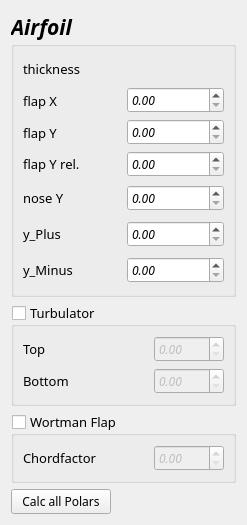
Above: UI/airfoilWidget.ui from paulebieber/FoilBoXX before the change. Below: the same form after it.
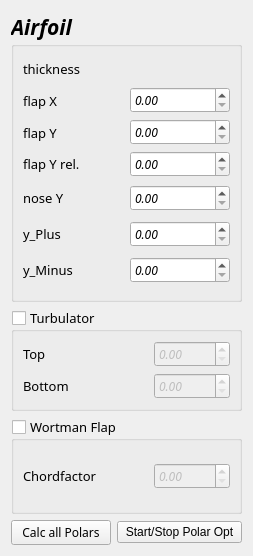
That is the form after the change.

```diff
--- a/UI/airfoilWidget.ui
+++ b/UI/airfoilWidget.ui
@@ -6,8 +6,8 @@
    <rect>
     <x>0</x>
     <y>0</y>
-    <width>247</width>
-    <height>505</height>
+    <width>253</width>
+    <height>556</height>
    </rect>
   </property>
   <property name="maximumSize">
@@ -20,7 +20,48 @@
    <string>Form</string>
   </property>
   <layout class="QGridLayout" name="gridLayout">
-   <item row="4" column="0">
+   <item row="5" column="0">
+    <widget class="QPushButton" name="pushButton_calcPolarAll">
+     <property name="sizePolicy">
+      <sizepolicy hsizetype="Expanding" vsizetype="Fixed">
+       <horstretch>1</horstretch>
+       <verstretch>0</verstretch>
+      </sizepolicy>
+     </property>
+     <property name="minimumSize">
+      <size>
+       <width>100</width>
+       <height>0</height>
+      </size>
+     </property>
+     <property name="maximumSize">
+      <size>
+       <width>100</width>
+       <height>16777215</height>
+      </size>
+     </property>
+     <property name="font">
+      <font>
+       <family>Noto Serif Thai Med</family>
+       <pointsize>9</pointsize>
+       <weight>50</weight>
+       <italic>false</italic>
+       <bold>false</bold>
+      </font>
+     </property>
+     <property name="text">
+      <string>Calc all Polars</string>
+     </property>
+    </widget>
+   </item>
+   <item row="5" column="1">
+    <widget class="QPushButton" name="pushButton_optimizePolars">
+     <property name="text">
+      <string>Start/Stop Polar Opt</string>
+     </property>
+    </widget>
+   </item>
+   <item row="4" column="0" colspan="2">
     <widget class="QGroupBox" name="groupBox_fk">
      <property name="sizePolicy">
       <sizepolicy hsizetype="Preferred" vsizetype="Preferred">
@@ -115,7 +156,159 @@
      </layout>
     </widget>
    </item>
-   <item row="0" column="0" rowspan="2">
+   <item row="3" column="0" colspan="2">
+    <widget class="QGroupBox" name="groupBox_Turb">
+     <property name="sizePolicy">
+      <sizepolicy hsizetype="Preferred" vsizetype="Preferred">
+       <horstretch>0</horstretch>
+       <verstretch>2</verstretch>
+      </sizepolicy>
+     </property>
+     <property name="font">
+      <font>
+       <family>Noto Serif Thai Med</family>
+       <pointsize>10</pointsize>
+       <weight>50</weight>
+       <italic>false</italic>
+       <bold>false</bold>
+      </font>
+     </property>
+     <property name="title">
+      <string>Turbulator</string>
+     </property>
+     <property name="flat">
+      <bool>false</bool>
+     </property>
+     <property name="checkable">
+      <bool>true</bool>
+     </property>
+     <property name="checked">
+      <bool>false</bool>
+     </property>
+     <layout class="QGridLayout" name="gridLayout_15">
+      <item row="0" column="0">
+       <widget class="QLabel" name="label_28">
+        <property name="sizePolicy">
+         <sizepolicy hsizetype="Preferred" vsizetype="Expanding">
+          <horstretch>2</horstretch>
+          <verstretch>2</verstretch>
+         </sizepolicy>
+        </property>
+        <property name="maximumSize">
+         <size>
+          <width>125</width>
+          <height>1600000</height>
+         </size>
+        </property>
+        <property name="font">
+         <font>
+          <family>Noto Serif Thai Med</family>
+          <pointsize>10</pointsize>
+          <weight>50</weight>
+          <italic>false</italic>
+          <bold>false</bold>
+          <underline>false</underline>
+          <kerning>true</kerning>
+         </font>
+        </property>
+        <property name="layoutDirection">
+         <enum>Qt::LeftToRight</enum>
+        </property>
+        <property name="styleSheet">
+         <string notr="true">color: rgb(0, 0, 0);</string>
+        </property>
+        <property name="text">
+         <string>Top</string>
+        </property>
+        <property name="alignment">
+         <set>Qt::AlignLeading|Qt::AlignLeft|Qt::AlignVCenter</set>
+        </property>
+       </widget>
+      </item>
+      <item row="1" column="0">
+       <widget class="QLabel" name="label_29">
+        <property name="sizePolicy">
+         <sizepolicy hsizetype="Preferred" vsizetype="Expanding">
+          <horstretch>2</horstretch>
+          <verstretch>2</verstretch>
+         </sizepolicy>
+        </property>
+        <property name="maximumSize">
+         <size>
+          <width>125</width>
+          <height>1600000</height>
+         </size>
+        </property>
+        <property name="font">
+         <font>
+          <family>Noto Serif Thai Med</family>
+          <pointsize>10</pointsize>
+          <weight>50</weight>
+          <italic>false</italic>
+          <bold>false</bold>
+          <underline>false</underline>
+          <kerning>true</kerning>
+         </font>
+        </property>
+        <property name="styleSheet">
+         <string notr="true">color: rgb(0, 0, 0);</string>
+        </property>
+        <property name="text">
+         <string>Bottom</string>
+        </property>
+        <property name="alignment">
+         <set>Qt::AlignLeading|Qt::AlignLeft|Qt::AlignVCenter</set>
+        </property>
+       </widget>
+      </item>
+      <item row="0" column="1">
+       <widget class="QDoubleSpinBox" name="doubleSpinBox_turbTop">
+        <property name="enabled">
+         <bool>false</bool>
+        </property>
+        <property name="maximumSize">
+         <size>
+          <width>100</width>
+          <height>16777215</height>
+         </size>
+        </property>
+        <property name="font">
+         <font>
+          <family>Source Code Pro</family>
+          <pointsize>9</pointsize>
+          <weight>50</weight>
+          <italic>true</italic>
+          <bold>false</bold>
+         </font>
+        </property>
+       </widget>
+      </item>
+      <item row="1" column="1">
+       <widget class="QDoubleSpinBox" name="doubleSpinBox_turbBot">
+        <property name="enabled">
+         <bool>false</bool>
+        </property>
+        <property name="maximumSize">
+         <size>
+          <width>100</width>
+          <height>16777215</height>
+         </size>
+        </property>
+        <property name="font">
+         <font>
+          <family>Source Code Pro</family>
+          <pointsize>9</pointsize>
+          <weight>50</weight>
+          <italic>true</italic>
+          <bold>false</bold>
+         </font>
+        </property>
+       </widget>
+      </item>
+     </layout>
+    </widget>
+   </item>
+   <item row="0" column="0" rowspan="2" colspan="2">
     <widget class="QGroupBox" name="groupBox_7">
      <property name="sizePolicy">
       <sizepolicy hsizetype="Preferred" vsizetype="Preferred">
@@ -585,192 +778,6 @@
      </layout>
     </widget>
    </item>
-   <item row="3" column="0">
-    <widget class="QGroupBox" name="groupBox_Turb">
-     <property name="sizePolicy">
-      <sizepolicy hsizetype="Preferred" vsizetype="Preferred">
-       <horstretch>0</horstretch>
-       <verstretch>2</verstretch>
-      </sizepolicy>
-     </property>
-     <property name="font">
-      <font>
-       <family>Noto Serif Thai Med</family>
-       <pointsize>10</pointsize>
-       <weight>50</weight>
-       <italic>false</italic>
-       <bold>false</bold>
-      </font>
-     </property>
-     <property name="title">
-      <string>Turbulator</string>
-     </property>
-     <property name="flat">
-      <bool>false</bool>
-     </property>
-     <property name="checkable">
-      <bool>true</bool>
-     </property>
-     <property name="checked">
-      <bool>false</bool>
-     </property>
-     <layout class="QGridLayout" name="gridLayout_15">
-      <item row="0" column="0">
-       <widget class="QLabel" name="label_28">
-        <property name="sizePolicy">
-         <sizepolicy hsizetype="Preferred" vsizetype="Expanding">
-          <horstretch>2</horstretch>
-          <verstretch>2</verstretch>
-         </sizepolicy>
-        </property>
-        <property name="maximumSize">
-         <size>
-          <width>125</width>
-          <height>1600000</height>
-         </size>
-        </property>
-        <property name="font">
-         <font>
-          <family>Noto Serif Thai Med</family>
-          <pointsize>10</pointsize>
-          <weight>50</weight>
-          <italic>false</italic>
-          <bold>false</bold>
-          <underline>false</underline>
-          <kerning>true</kerning>
-         </font>
-        </property>
-        <property name="layoutDirection">
-         <enum>Qt::LeftToRight</enum>
-        </property>
-        <property name="styleSheet">
-         <string notr="true">color: rgb(0, 0, 0);</string>
-        </property>
-        <property name="text">
-         <string>Top</string>
-        </property>
-        <property name="alignment">
-         <set>Qt::AlignLeading|Qt::AlignLeft|Qt::AlignVCenter</set>
-        </property>
-       </widget>
-      </item>
-      <item row="1" column="0">
-       <widget class="QLabel" name="label_29">
-        <property name="sizePolicy">
-         <sizepolicy hsizetype="Preferred" vsizetype="Expanding">
-          <horstretch>2</horstretch>
-          <verstretch>2</verstretch>
-         </sizepolicy>
-        </property>
-        <property name="maximumSize">
-         <size>
-          <width>125</width>
-          <height>1600000</height>
-         </size>
-        </property>
-        <property name="font">
-         <font>
-          <family>Noto Serif Thai Med</family>
-          <pointsize>10</pointsize>
-          <weight>50</weight>
-          <italic>false</italic>
-          <bold>false</bold>
-          <underline>false</underline>
-          <kerning>true</kerning>
-         </font>
-        </property>
-        <property name="styleSheet">
-         <string notr="true">color: rgb(0, 0, 0);</string>
-        </property>
-        <property name="text">
-         <string>Bottom</string>
-        </property>
-        <property name="alignment">
-         <set>Qt::AlignLeading|Qt::AlignLeft|Qt::AlignVCenter</set>
-        </property>
-       </widget>
-      </item>
-      <item row="0" column="1">
-       <widget class="QDoubleSpinBox" name="doubleSpinBox_turbTop">
-        <property name="enabled">
-         <bool>false</bool>
-        </property>
-        <property name="maximumSize">
-         <size>
-          <width>100</width>
-          <height>16777215</height>
-         </size>
-        </property>
-        <property name="font">
-         <font>
-          <family>Source Code Pro</family>
-          <pointsize>9</pointsize>
-          <weight>50</weight>
-          <italic>true</italic>
-          <bold>false</bold>
-         </font>
-        </property>
-       </widget>
-      </item>
-      <item row="1" column="1">
-       <widget class="QDoubleSpinBox" name="doubleSpinBox_turbBot">
-        <property name="enabled">
-         <bool>false</bool>
-        </property>
-        <property name="maximumSize">
-         <size>
-          <width>100</width>
-          <height>16777215</height>
-         </size>
-        </property>
-        <property name="font">
-         <font>
-          <family>Source Code Pro</family>
-          <pointsize>9</pointsize>
-          <weight>50</weight>
-          <italic>true</italic>
-          <bold>false</bold>
-         </font>
-        </property>
-       </widget>
-      </item>
-     </layout>
-    </widget>
-   </item>
-   <item row="5" column="0">
-    <widget class="QPushButton" name="pushButton_calcPolarAll">
-     <property name="sizePolicy">
-      <sizepolicy hsizetype="Expanding" vsizetype="Fixed">
-       <horstretch>1</horstretch>
-       <verstretch>0</verstretch>
-      </sizepolicy>
-     </property>
-     <property name="minimumSize">
-      <size>
-       <width>100</width>
-       <height>0</height>
-      </size>
-     </property>
-     <property name="maximumSize">
-      <size>
-       <width>100</width>
-       <height>16777215</height>
-      </size>
-     </property>
-     <property name="font">
-      <font>
-       <family>Noto Serif Thai Med</family>
-       <pointsize>9</pointsize>
-       <weight>50</weight>
-       <italic>false</italic>
-       <bold>false</bold>
-      </font>
-     </property>
-     <property name="text">
-      <string>Calc all Polars</string>
-     </property>
-    </widget>
-   </item>
   </layout>
  </widget>
  <resources/>
```
